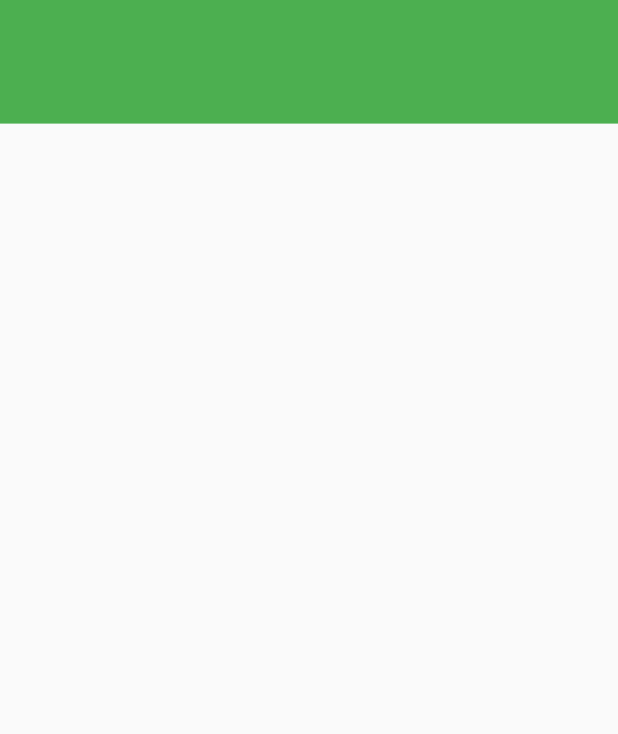
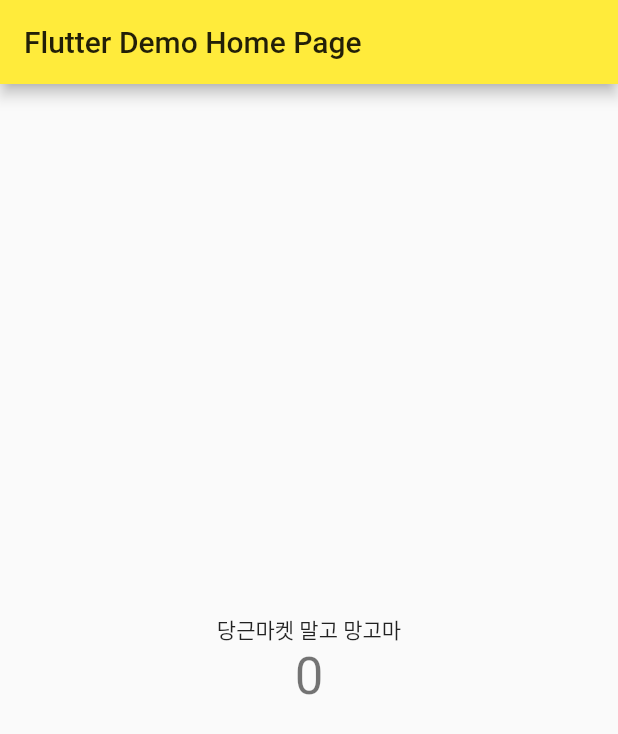
Before and after one commit to Miri-Hwang/mango_market, a Flutter app: the screen it shows after launch, on a phone screen of 412 x 824 dp. Shown: the top 734 px of the screen. Run offline on Flutter 3.47's test engine with Material 2 defaults, Android fonts, the phone set to English and light mode, and no system bars.

Commit message:
Revert "launch project"
This reverts commit 81173002f8c791f22c6362ebd1bdee94c0c82536.

```diff
--- a/lib/main.dart
+++ b/lib/main.dart
@@ -52,7 +52,6 @@ class _MyHomePageState extends State<MyHomePage> {
 
   @override
   Widget build(BuildContext context) {
-    var mediaHeight = MediaQuery.of(context).size.height;
     // This method is rerun every time setState is called, for instance as done
     // by the _incrementCounter method above.
     //
@@ -60,17 +59,41 @@ class _MyHomePageState extends State<MyHomePage> {
     // fast, so that you can just rebuild anything that needs updating rather
     // than having to individually change instances of widgets.
     return Scaffold(
-
-      body: Column(
-        crossAxisAlignment: CrossAxisAlignment.stretch,
-        children: [
-          Container(
-
-            height: mediaHeight*0.1,
-            color: Colors.green,
-          )
-        ],
-      )
+      appBar: AppBar(
+        // Here we take the value from the MyHomePage object that was created by
+        // the App.build method, and use it to set our appbar title.
+        title: Text(widget.title),
+      ),
+      body: Center(
+        // Center is a layout widget. It takes a single child and positions it
+        // in the middle of the parent.
+        child: Column(
+          // Column is also a layout widget. It takes a list of children and
+          // arranges them vertically. By default, it sizes itself to fit its
+          // children horizontally, and tries to be as tall as its parent.
+          //
+          // Invoke "debug painting" (press "p" in the console, choose the
+          // "Toggle Debug Paint" action from the Flutter Inspector in Android
+          // Studio, or the "Toggle Debug Paint" command in Visual Studio Code)
+          // to see the wireframe for each widget.
+          //
+          // Column has various properties to control how it sizes itself and
+          // how it positions its children. Here we use mainAxisAlignment to
+          // center the children vertically; the main axis here is the vertical
+          // axis because Columns are vertical (the cross axis would be
+          // horizontal).
+          mainAxisAlignment: MainAxisAlignment.center,
+          children: <Widget>[
+            Text(
+              '당근마켓 말고 망고마',
+            ),
+            Text(
+              '$_counter',
+              style: Theme.of(context).textTheme.headline4,
+            ),
+          ],
+        ),
+      ),
 
     );
   }
```
